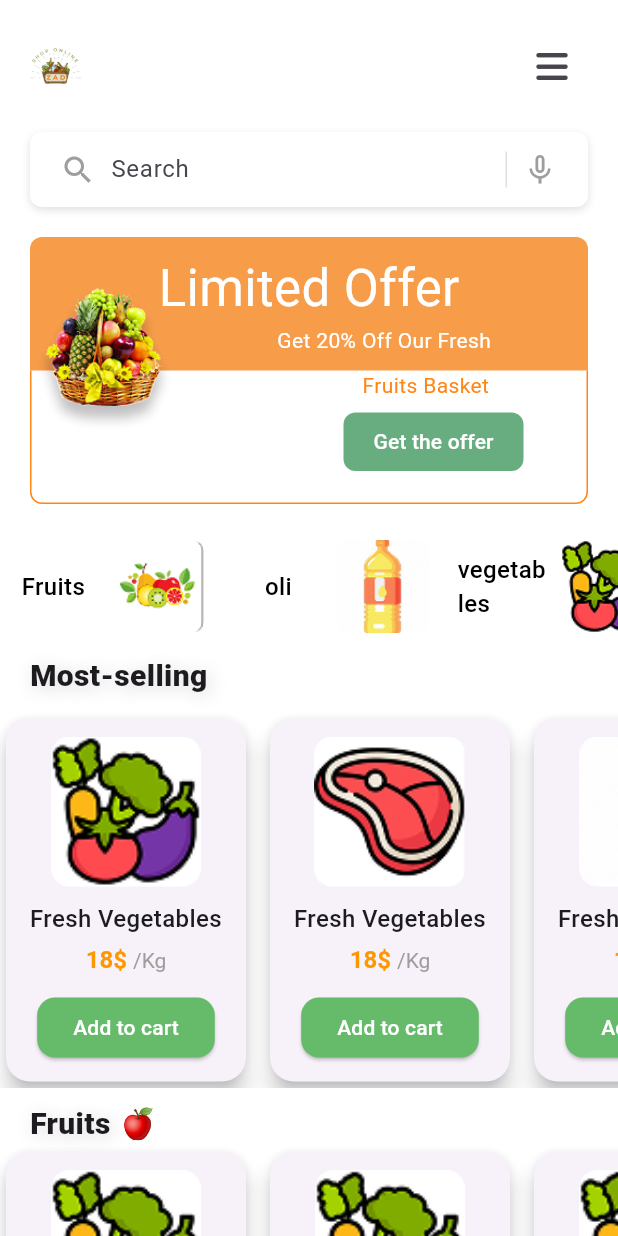
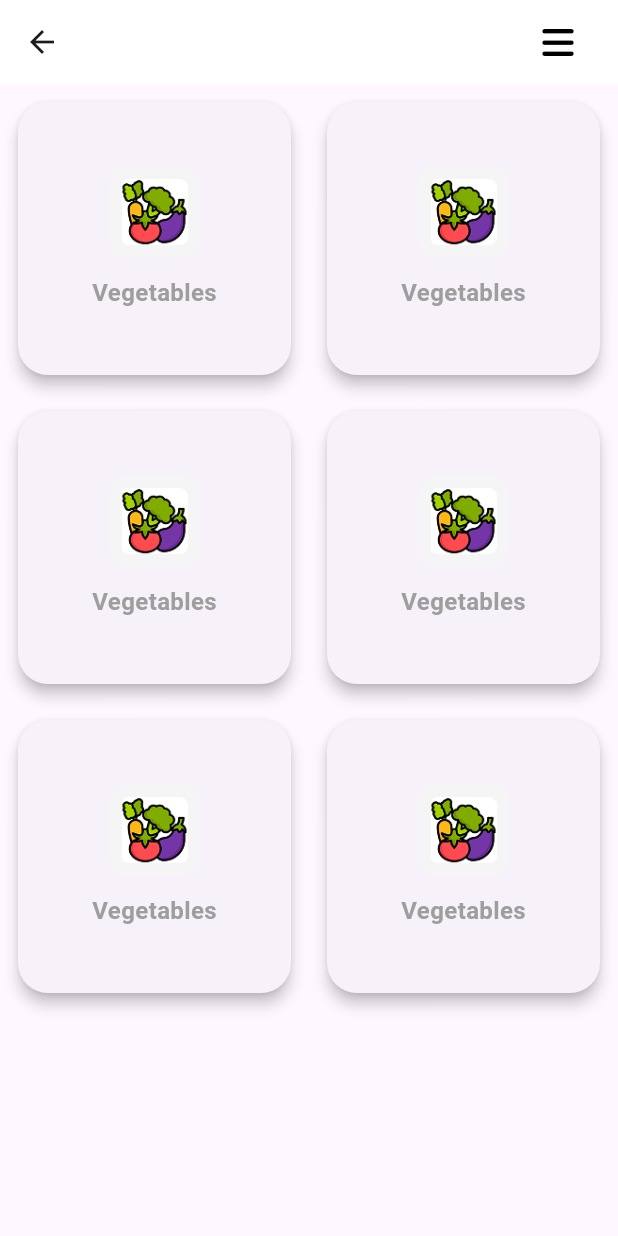
Before and after one commit to gadooo/ZadMobileApp, a Flutter app: the screen it shows after launch, on a phone screen of 412 x 824 dp. Run offline on Flutter 3.47's test engine with Material 3 defaults, Android fonts, the phone set to English and light mode, and no system bars; our stand-ins replace font_awesome_flutter; Roboto replaces fonts that are missing (Roboto Flex, Roboto serif).

Commit message:
create the category page

```diff
--- a/lib/main.dart
+++ b/lib/main.dart
@@ -1,4 +1,6 @@
 import 'package:flutter/material.dart';
+import 'package:font_awesome_flutter/font_awesome_flutter.dart';
+import 'package:zad/screens/CategoryPage.dart';
 import 'package:zad/screens/HomePage.dart';
 import 'package:zad/screens/register_screen.dart';
 import 'package:zad/widgets/ProductCard.dart';
@@ -16,10 +18,7 @@ class MyApp extends StatelessWidget {
     return const MaterialApp(
       debugShowCheckedModeBanner: false,
       title: "Zad",
-      home: Scaffold(
-        backgroundColor: Colors.white,
-        body: Center(child: HomePage()),
-      ),
+      home: CategoryPage(),
     );
   }
 }
--- /dev/null
+++ b/lib/screens/CategoryPage.dart
@@ -0,0 +1,49 @@
+import 'package:flutter/material.dart';
+import 'package:zad/widgets/CategoryCard.dart';
+import 'package:zad/widgets/CategoryTab.dart';
+import 'package:zad/widgets/CustomAppBar.dart';
+
+class CategoryPage extends StatelessWidget {
+  const CategoryPage({Key? key}) : super(key: key);
+
+  @override
+  Widget build(BuildContext context) {
+    return Scaffold(
+      appBar: const CustomAppBar(
+        leading: Icon(Icons.arrow_back),
+      ),
+      body: GridView.count(
+        mainAxisSpacing: 16,
+        crossAxisSpacing: 16,
+        padding: const EdgeInsets.all(8),
+        crossAxisCount: 2,
+        children: const [
+          CustomCategoryCard(
+            title: 'Vegetables',
+            imagePath: 'lib/images/vegetables.png',
+          ),
+          CustomCategoryCard(
+            title: 'Vegetables',
+            imagePath: 'lib/images/vegetables.png',
+          ),
+          CustomCategoryCard(
+            title: 'Vegetables',
+            imagePath: 'lib/images/vegetables.png',
+          ),
+          CustomCategoryCard(
+            title: 'Vegetables',
+            imagePath: 'lib/images/vegetables.png',
+          ),
+          CustomCategoryCard(
+            title: 'Vegetables',
+            imagePath: 'lib/images/vegetables.png',
+          ),
+          CustomCategoryCard(
+            title: 'Vegetables',
+            imagePath: 'lib/images/vegetables.png',
+          ),
+        ],
+      ),
+    );
+  }
+}
--- a/lib/screens/HomePage.dart
+++ b/lib/screens/HomePage.dart
@@ -18,25 +18,6 @@ class HomePage extends StatelessWidget {
           mainAxisAlignment: MainAxisAlignment.start,
           crossAxisAlignment: CrossAxisAlignment.start,
           children: [
-            Padding(
-                padding:
-                    const EdgeInsets.symmetric(horizontal: 20, vertical: 20),
-                child: Row(
-                  mainAxisAlignment: MainAxisAlignment.spaceBetween,
-                  children: [
-                    Image.asset(
-                      'lib/images/logo.png',
-                      height: 35,
-                      width: 35,
-                    ),
-                    const SizedBox(
-                      width: 20,
-                    ),
-                    IconButton(
-                        onPressed: () {},
-                        icon: const Icon(FontAwesomeIcons.bars))
-                  ],
-                )),
             const Padding(
               padding: EdgeInsets.symmetric(horizontal: 20),
               child: SearchBarWidget(),
@@ -50,7 +31,7 @@ class HomePage extends StatelessWidget {
               child: Row(
                 mainAxisAlignment: MainAxisAlignment.start,
                 children: [
-                  CustomCategoryCard(
+                  CustomCategoryTab(
                     label: 'Fruits',
                     imagePath: 'lib/images/fruits.png',
                     backgroundColor: Colors.white,
@@ -59,7 +40,7 @@ class HomePage extends StatelessWidget {
                   SizedBox(
                     width: 10,
                   ),
-                  CustomCategoryCard(
+                  CustomCategoryTab(
                     label: "oli",
                     imagePath: 'lib/images/oil.png',
                     labelColor: Colors.black,
@@ -68,7 +49,7 @@ class HomePage extends StatelessWidget {
                   SizedBox(
                     width: 10,
                   ),
-                  CustomCategoryCard(
+                  CustomCategoryTab(
                     label: "vegetables",
                     imagePath: 'lib/images/vegetables.png',
                     labelColor: Colors.black,
@@ -77,7 +58,7 @@ class HomePage extends StatelessWidget {
                   SizedBox(
                     width: 10,
                   ),
-                  CustomCategoryCard(
+                  CustomCategoryTab(
                     label: "meats",
                     imagePath: 'lib/images/meat.png',
                     labelColor: Colors.black,
@@ -86,7 +67,7 @@ class HomePage extends StatelessWidget {
                   SizedBox(
                     width: 10,
                   ),
-                  CustomCategoryCard(
+                  CustomCategoryTab(
                     label: "cooksipices",
                     imagePath: 'lib/images/coockspices.png',
                     labelColor: Colors.black,
--- /dev/null
+++ b/lib/widgets/CategoryCard.dart
@@ -0,0 +1,68 @@
+import 'package:flutter/material.dart';
+
+class CustomCategoryCard extends StatelessWidget {
+  final String title;
+  final String imagePath;
+  final Color backgroundColor;
+  final Color textColor;
+  final double width;
+  final double height;
+  final VoidCallback? onTap;
+
+  const CustomCategoryCard({
+    super.key,
+    required this.title,
+    required this.imagePath,
+    this.backgroundColor = const Color(0xFFF5F5F5),
+    this.textColor = Colors.grey,
+    this.width = 120,
+    this.height = 140,
+    this.onTap,
+  });
+
+  @override
+  Widget build(BuildContext context) {
+    return GestureDetector(
+      onTap: onTap,
+      child: Card(
+        elevation: 4,
+        shape: RoundedRectangleBorder(
+          borderRadius: BorderRadius.circular(20),
+        ),
+        child: SizedBox(
+          width: width,
+          height: height,
+          child: Column(
+            mainAxisAlignment: MainAxisAlignment.center,
+            children: [
+              Container(
+                width: width * 0.5,
+                height: width * 0.5,
+                decoration: BoxDecoration(
+                  color: backgroundColor,
+                  borderRadius: BorderRadius.circular(12),
+                ),
+                child: Padding(
+                  padding: const EdgeInsets.all(8.0),
+                  child: Image.asset(
+                    imagePath,
+                    fit: BoxFit.contain,
+                  ),
+                ),
+              ),
+              const SizedBox(height: 12),
+              Text(
+                title,
+                style: TextStyle(
+                  fontWeight: FontWeight.w600,
+                  fontSize: 16,
+                  color: textColor,
+                ),
+              ),
+            ],
+          ),
+        ),
+      ),
+    );
+  }
+}
--- a/lib/widgets/CategoryTab.dart
+++ b/lib/widgets/CategoryTab.dart
@@ -1,6 +1,6 @@
 import 'package:flutter/material.dart';
 
-class CustomCategoryCard extends StatelessWidget {
+class CustomCategoryTab extends StatelessWidget {
   final String label;
   final Color labelColor;
   final Color backgroundColor;
@@ -8,7 +8,7 @@ class CustomCategoryCard extends StatelessWidget {
   final double width;
   final double height;
 
-  const CustomCategoryCard({
+  const CustomCategoryTab({
     super.key,
     required this.label,
     required this.imagePath,
--- /dev/null
+++ b/lib/widgets/CustomAppBar.dart
@@ -0,0 +1,44 @@
+import 'package:flutter/material.dart';
+import 'package:font_awesome_flutter/font_awesome_flutter.dart';
+
+class CustomAppBar extends StatelessWidget implements PreferredSizeWidget {
+  final double height;
+  final Widget? leading;
+  final VoidCallback? onMenuTap;
+
+  const CustomAppBar({
+    Key? key,
+    this.height = kToolbarHeight,
+    this.leading,
+    this.onMenuTap,
+  }) : super(key: key);
+
+  @override
+  Widget build(BuildContext context) {
+    return AppBar(
+      backgroundColor: Colors.white,
+      elevation: 0,
+      toolbarHeight: height,
+      title: Row(
+        mainAxisAlignment: MainAxisAlignment.spaceBetween,
+        children: [
+          // 👇 use leading if provided, else use default logo
+          leading ??
+              Image.asset(
+                'lib/images/logo.png',
+                height: 35,
+                width: 35,
+              ),
+          IconButton(
+            onPressed: onMenuTap ?? () {},
+            icon: const Icon(FontAwesomeIcons.bars),
+            color: Colors.black,
+          ),
+        ],
+      ),
+    );
+  }
+
+  @override
+  Size get preferredSize => Size.fromHeight(height);
+}
```
